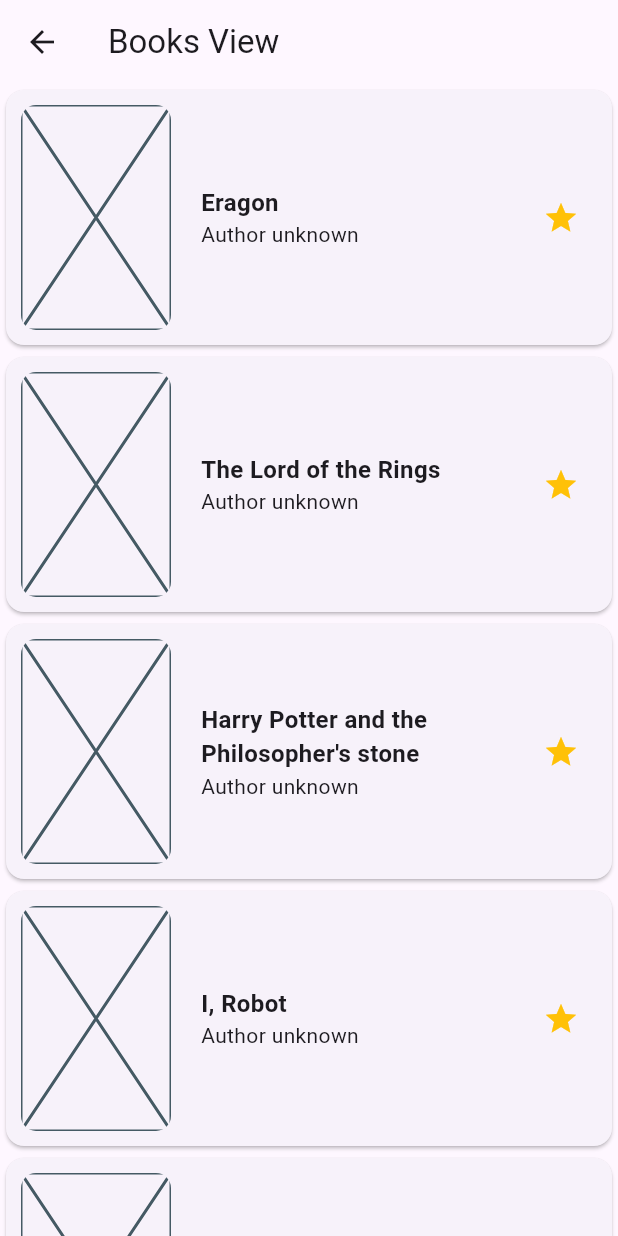
After one commit to Marianx97/movile-apps-development, a Flutter app: the _BooksView screen opened directly, on a phone screen of 412 x 824 dp. The commit adds this screen. Run offline on Flutter 3.47's test engine with Material 3 defaults, Android fonts, the phone set to English and light mode, and no system bars; our stand-ins replace floor, go_router, sqflite; accounts and stored records are empty; generated files the repository leaves out were written again.

Commit message:
[parcial_1] - Added Books List Screen

```diff
--- a/parcial_1/lib/core/router/app_router.dart
+++ b/parcial_1/lib/core/router/app_router.dart
@@ -1,4 +1,5 @@
 import 'package:go_router/go_router.dart';
+import 'package:parcial_1/presentation/screens/books_screen.dart';
 import 'package:parcial_1/presentation/screens/login_screen.dart';
 import 'package:parcial_1/presentation/screens/signup_screen.dart';
 
@@ -14,6 +15,11 @@
       path: '/signup',
       name: SignUpScreen.name,
       builder: (context, state) => const SignUpScreen(),
+    ),
+    GoRoute(
+      path: '/books',
+      name: BooksScreen.name,
+      builder: (context, state) => const BooksScreen(),
     )
   ],
 );
--- a/parcial_1/lib/domain/book.dart
+++ b/parcial_1/lib/domain/book.dart
@@ -4,7 +4,7 @@
 class Book {
 
   @PrimaryKey(autoGenerate: true)
-  final int id;
+  final int? id;
   final int? authorId;
   final int? releaseYear;
   final String? imageUrl;
@@ -12,7 +12,7 @@
   final String title;
 
   Book({
-    required this.id,
+    this.id,
     this.authorId,
     this.releaseYear,
     this.imageUrl,
@@ -20,3 +20,46 @@
     required this.title,
   });
 }
+
+///  TODO:
+/// - Delete this and implement repository method
+List<Book> books = [
+  Book(
+    id: 1,
+    authorId: null,
+    releaseYear: 2002,
+    imageUrl: null,
+    summary: 'Velit sint ea minim occaecat aliqua excepteur mollit esse labore nostrud cupidatat sit. Voluptate laboris amet deserunt aliquip tempor ex id ex. Et pariatur nisi anim veniam proident Lorem velit aliquip proident consectetur cillum reprehenderit pariatur. Eu anim consectetur consectetur elit sit ad eiusmod consequat aliqua do qui eiusmod aliquip. Id ipsum occaecat nostrud duis excepteur ex non occaecat commodo do laborum deserunt excepteur enim. Commodo ipsum proident elit reprehenderit proident nostrud est officia eiusmod amet.',
+    title: 'Eragon'
+  ),
+  Book(
+    id: 2,
+    authorId: null,
+    releaseYear: 1954,
+    imageUrl: null,
+    summary: 'Aute exercitation sunt eiusmod velit do eu elit sunt aliqua sit nisi. Culpa officia nostrud et amet enim sunt culpa magna magna non do duis. Labore Lorem consectetur qui irure ex est duis sunt id do amet anim nulla ad. Tempor laborum deserunt cupidatat magna in nisi eiusmod est. Est nisi veniam labore nisi.',
+    title: 'The Lord of the Rings',
+  ),
+  Book(
+    id: 3,
+    authorId: null,
+    releaseYear: 1997,
+    imageUrl: null,
+    summary: 'Aute consectetur deserunt consectetur sit sit cillum magna irure esse. Aute consequat aliqua ad anim ea sunt exercitation incididunt elit enim quis. Pariatur sunt pariatur eu elit ad Lorem aliqua et voluptate deserunt deserunt fugiat duis.',
+    title: 'Harry Potter and the Philosopher\'s stone',
+  ),
+  Book(
+    id: 4,
+    authorId: null,
+    releaseYear: 1950,
+    summary: 'Ex sit anim tempor tempor. Qui et culpa voluptate quis quis laboris proident ex commodo adipisicing fugiat. Duis magna eu occaecat elit ad irure elit enim consectetur reprehenderit exercitation laborum sint. Magna ipsum amet amet qui minim consectetur sint tempor do. Eiusmod non non sint id irure nostrud aliqua laboris enim.',
+    title: 'I, Robot'
+  ),
+  Book(
+    id: 5,
+    authorId: null,
+    releaseYear: 1943,
+    summary: 'Laborum minim laboris ex do mollit magna commodo officia fugiat adipisicing ipsum reprehenderit nostrud. Voluptate elit labore fugiat ad. In est et et pariatur ipsum commodo adipisicing. Non incididunt laboris eu culpa ex irure elit occaecat aliqua anim. Non ad dolor cupidatat tempor esse esse nisi. Velit laborum velit nulla consectetur deserunt minim. Ex non culpa ex pariatur esse ex ut.',
+    title: 'The Little Prince',
+  ),
+];
--- /dev/null
+++ b/parcial_1/lib/presentation/screens/books_screen.dart
@@ -0,0 +1,119 @@
+import 'package:flutter/material.dart';
+import 'package:parcial_1/domain/book.dart';
+
+class BooksScreen extends StatelessWidget {
+  static const name = 'books_screen';
+  const BooksScreen({super.key});
+
+  @override
+  Widget build(BuildContext context) {
+    return const _BooksView();
+  }
+}
+
+class _BooksView extends StatelessWidget {
+  const _BooksView();
+
+  @override
+  Widget build(BuildContext context) {
+    return Scaffold(
+      appBar: AppBar(
+        title: const Text('Books View'),
+      ),
+      body: const _BooksList(),
+    );
+  }
+}
+
+class _BooksList extends StatelessWidget {
+  const _BooksList();
+
+  @override
+  Widget build(BuildContext context) {
+    return ListView.builder(
+      itemCount: books.length,
+      itemBuilder: (context, index) {
+        final book = books[index];
+        return _BookItem(book: book);
+      }
+    );
+  }
+}
+
+class _BookItem extends StatelessWidget {
+  final Book book;
+
+  const _BookItem({
+    required this.book
+  });
+
+  @override
+  Widget build(BuildContext context) {
+    return Card(
+      child: InkWell(
+        onTap: () {
+          /// TODO:
+          /// - Add function to navigate to book detail
+          print('Tapped card');
+        },
+        child: Padding(
+          padding: const EdgeInsets.all(10),
+          child: _BookItemContent(book: book),
+        ),
+      ),
+    );
+  }
+}
+
+class _BookItemContent extends StatelessWidget {
+  const _BookItemContent({
+    required this.book,
+  });
+
+  final Book book;
+
+  @override
+  Widget build(BuildContext context) {
+    return Row(
+      children: [
+        ClipRRect(
+          borderRadius: BorderRadius.circular(10),
+          /// TODO:
+          /// - Change this child for the Image widget
+          child: const SizedBox(
+            height: 150,
+            width: 100,
+            child: Placeholder()
+          ),
+        ),
+        const SizedBox(width: 20),
+        Expanded(
+          child: Column(
+            crossAxisAlignment: CrossAxisAlignment.start,
+            children: [
+              Text(
+                book.title,
+                style: const TextStyle(
+                  fontSize: 16,
+                  fontWeight: FontWeight.bold,
+                ),
+              ),
+              /// TODO:
+              /// - Add function to get author name when book.authorId is present
+              Text('Author ${book.authorId != null ? '' : 'unknown'}'),
+            ],
+          ),
+        ),
+        /// TODO:
+        /// - Add function to mark book as favorite for user
+        /// - Add logic to change between the filled and the outlined icon
+        IconButton(
+          onPressed: () {
+            print('You liked this book');
+          },
+          icon: const Icon(Icons.star_outlined, color: Colors.amber),
+        ),
+      ],
+    );
+  }
+}
--- a/parcial_1/lib/presentation/screens/login_screen.dart
+++ b/parcial_1/lib/presentation/screens/login_screen.dart
@@ -2,6 +2,7 @@
 import 'package:go_router/go_router.dart';
 
 import 'package:parcial_1/domain/user.dart';
+import 'package:parcial_1/presentation/screens/books_screen.dart';
 import 'package:parcial_1/presentation/screens/signup_screen.dart';
 
 class LoginScreen extends StatefulWidget {
@@ -94,9 +95,7 @@
                 }
 
                 if (checkUserPresent(users)) {
-                  print('Correct user');
-                  return;
-                  // context.goNamed(BooksScreen.name);
+                  context.goNamed(BooksScreen.name);
                 } else {
                   showSnackBar('Invalid credentials', context);
                   return;
@@ -109,6 +108,11 @@
             const SizedBox(height: 20),
             FilledButton(
               onPressed: () {
+                userController.text = '';
+                passController.text = '';
+                setState(() {
+                  _passwordVisible = false;
+                });
                 context.pushNamed(SignUpScreen.name);
               },
               child: const Text('Sign Up!'),
--- a/parcial_1/lib/presentation/screens/signup_screen.dart
+++ b/parcial_1/lib/presentation/screens/signup_screen.dart
@@ -4,7 +4,6 @@
 import 'package:go_router/go_router.dart';
 
 import 'package:parcial_1/domain/user.dart';
-import 'package:parcial_1/presentation/screens/login_screen.dart';
 
 class SignUpScreen extends StatefulWidget {
   static const name = 'signup_screen';
```
